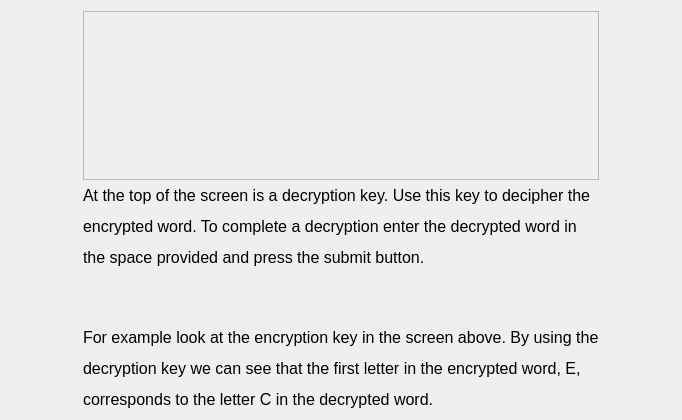
dwattttt/marketsim, file MarketSimulation/instructionscreen5.ui: the form before one commit.
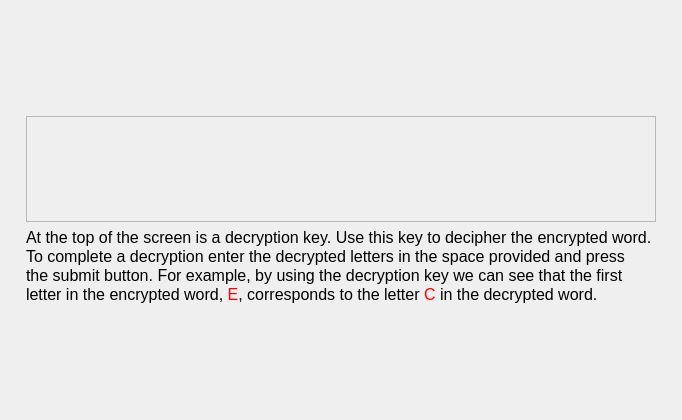
The form after the commit.

What changed in the file:
```diff
--- a/MarketSimulation/instructionscreen5.ui
+++ b/MarketSimulation/instructionscreen5.ui
@@ -29,6 +29,19 @@
    </item>
    <item>
     <layout class="QVBoxLayout" name="verticalLayout">
+     <item>
+      <spacer name="verticalSpacer">
+       <property name="orientation">
+        <enum>Qt::Vertical</enum>
+       </property>
+       <property name="sizeHint" stdset="0">
+        <size>
+         <width>20</width>
+         <height>40</height>
+        </size>
+       </property>
+      </spacer>
+     </item>
      <item>
       <widget class="QFrame" name="frame">
        <property name="sizePolicy">
@@ -60,10 +73,30 @@
         </font>
        </property>
        <property name="text">
-        <string>&lt;html&gt;&lt;head/&gt;&lt;body&gt;&lt;p&gt;At the top of the screen is a decryption key. Use this key to decipher the&lt;/p&gt;&lt;p&gt;encrypted word. To complete a decryption enter the decrypted word in&lt;/p&gt;&lt;p&gt;the space provided and press the submit button.&lt;/p&gt;&lt;p&gt;&lt;br/&gt;&lt;/p&gt;&lt;p&gt;For example look at the encryption key in the screen above. By using the&lt;/p&gt;&lt;p&gt;decryption key we can see that the first letter in the encrypted word, E,&lt;/p&gt;&lt;p&gt;corresponds to the letter C in the decrypted word.&lt;/p&gt;&lt;/body&gt;&lt;/html&gt;</string>
+        <string>&lt;!DOCTYPE HTML PUBLIC &quot;-//W3C//DTD HTML 4.0//EN&quot; &quot;http://www.w3.org/TR/REC-html40/strict.dtd&quot;&gt;
+&lt;html&gt;&lt;head&gt;&lt;meta name=&quot;qrichtext&quot; content=&quot;1&quot; /&gt;&lt;style type=&quot;text/css&quot;&gt;
+p, li { white-space: pre-wrap; }
+&lt;/style&gt;&lt;/head&gt;&lt;body style=&quot; font-family:'MS Shell Dlg 2'; font-size:8.25pt; font-weight:400; font-style:normal;&quot;&gt;
+&lt;p style=&quot; margin-top:0px; margin-bottom:0px; margin-left:0px; margin-right:0px; -qt-block-indent:0; text-indent:0px;&quot;&gt;&lt;span style=&quot; font-size:12pt;&quot;&gt;At the top of the screen is a decryption key. Use this key to decipher the encrypted word. &lt;/span&gt;&lt;/p&gt;
+&lt;p style=&quot; margin-top:0px; margin-bottom:0px; margin-left:0px; margin-right:0px; -qt-block-indent:0; text-indent:0px;&quot;&gt;&lt;span style=&quot; font-size:12pt;&quot;&gt;To complete a decryption enter the decrypted letters in the space provided and press&lt;/span&gt;&lt;/p&gt;
+&lt;p style=&quot; margin-top:0px; margin-bottom:0px; margin-left:0px; margin-right:0px; -qt-block-indent:0; text-indent:0px;&quot;&gt;&lt;span style=&quot; font-size:12pt;&quot;&gt;the submit button. For example, by using the decryption key we can see that the first&lt;/span&gt;&lt;/p&gt;
+&lt;p style=&quot; margin-top:0px; margin-bottom:0px; margin-left:0px; margin-right:0px; -qt-block-indent:0; text-indent:0px;&quot;&gt;&lt;span style=&quot; font-size:12pt;&quot;&gt;letter in the encrypted word, &lt;/span&gt;&lt;span style=&quot; font-size:12pt; color:#ff0000;&quot;&gt;E&lt;/span&gt;&lt;span style=&quot; font-size:12pt;&quot;&gt;, corresponds to the letter &lt;/span&gt;&lt;span style=&quot; font-size:12pt; color:#ff0000;&quot;&gt;C&lt;/span&gt;&lt;span style=&quot; font-size:12pt;&quot;&gt; in the decrypted word. &lt;/span&gt;&lt;/p&gt;&lt;/body&gt;&lt;/html&gt;</string>
        </property>
       </widget>
      </item>
+     <item>
+      <spacer name="verticalSpacer_2">
+       <property name="orientation">
+        <enum>Qt::Vertical</enum>
+       </property>
+       <property name="sizeHint" stdset="0">
+        <size>
+         <width>20</width>
+         <height>40</height>
+        </size>
+       </property>
+      </spacer>
+     </item>
     </layout>
    </item>
    <item>
```
